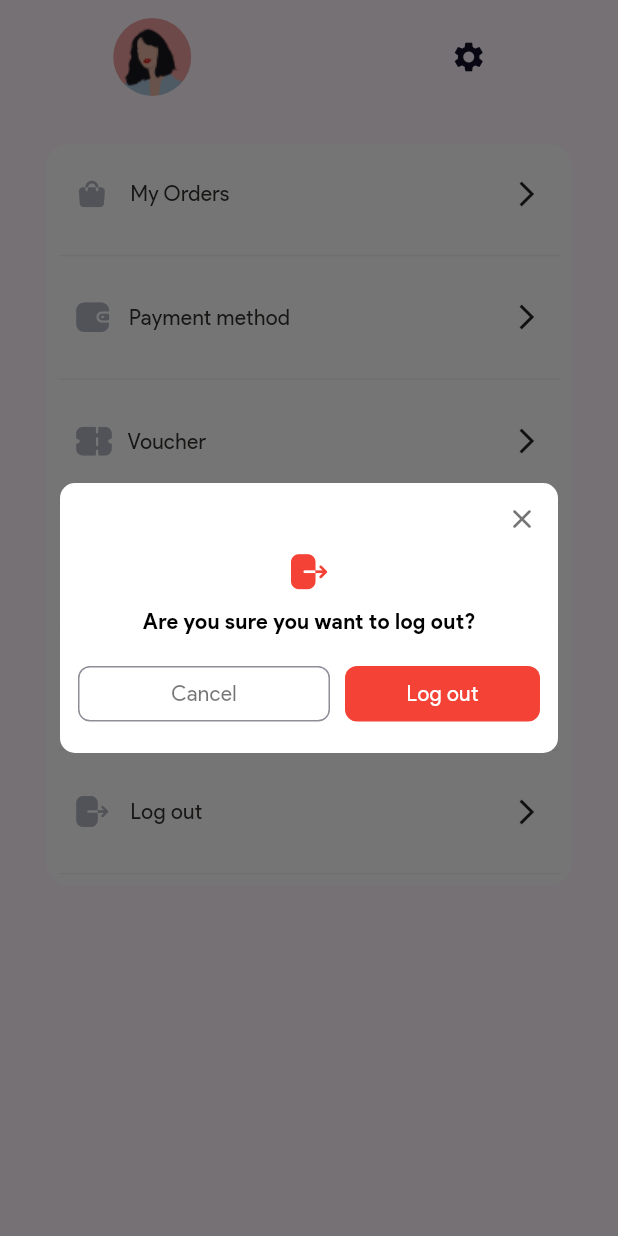
After one commit to Nilav2608/E-commerce-marketplace, a Flutter app: the AccountPage screen opened directly, after a tap on "Log out", on a phone screen of 412 x 824 dp. The commit adds this screen. Run offline on Flutter 3.47's test engine with Material 3 defaults, Android fonts, the phone set to English and light mode, and no system bars; our stand-ins replace bloc, carousel_indicator, carousel_slider, csc_picker, flutter_bloc, flutter_rating_bar and 7 more; missing offline and left inert: sliding_switch; accounts and stored records are empty; network calls fail; project files that could hold a hidden picture were left out.

Commit message:
Account page - with bloc inti Logout

```diff
--- a/lib/presentation/pages/account/account_page.dart
+++ b/lib/presentation/pages/account/account_page.dart
@@ -1,21 +1,68 @@
 import 'package:flutter/material.dart';
+import 'package:flutter_bloc/flutter_bloc.dart';
 import 'package:fluxestore/models/user_data_model.dart';
+import 'package:fluxestore/presentation/pages/account/bloc/account_page_bloc.dart';
+import 'package:fluxestore/presentation/pages/account/widgets/logout_dialog.dart';
 
 import 'package:fluxestore/presentation/reuseables/account_page_utils_row.dart';
+import 'package:shared_preferences/shared_preferences.dart';
 
 import '../../../utils/icons_constants/primary_icons_icons.dart';
 import '../../../utils/icons_constants/secondary_icons_icons.dart';
 
-class AccountPage extends StatelessWidget {
+class AccountPage extends StatefulWidget {
   final UserModel? userData;
   const AccountPage({super.key, required this.userData});
 
+  @override
+  State<AccountPage> createState() => _AccountPageState();
+}
+
+class _AccountPageState extends State<AccountPage> {
+  late SharedPreferences prefs;
+
+  initPrefs() async => prefs = await SharedPreferences.getInstance();
+
+  @override
+  void initState() {
+    super.initState();
+    initPrefs();
+  }
+
+  final AccountPageBloc accountPageBloc = AccountPageBloc();
   @override
   Widget build(BuildContext context) {
     final double screenWidth = MediaQuery.of(context).size.width;
     final double screenHeight = MediaQuery.of(context).size.height;
     return Scaffold(
-      body: Column(
+      body: BlocListener<AccountPageBloc, AccountPageState>(
+        bloc: accountPageBloc,
+        listener: (context, state) {
+          if (state is AccountPageLoadingState) {
+            showDialog(
+                context: context,
+                builder: (context) => const Center(
+                      child: CircularProgressIndicator(
+                        color: Colors.black87,
+                      ),
+                    ));
+          }
+          if (state is AccountPageLogOutConfirmationActionState) {
+            showDialog(
+                context: context,
+                builder: (context) =>
+                    LogOutConformationDialog(onLogout: () async {
+                      accountPageBloc
+                          .add(AccountPageLogoutConfirmedEvent(prefs: prefs));
+                      Navigator.of(context).pop();
+                    }));
+          }
+          if (state is LogoutSuccessActionState) {
+            Navigator.of(context)
+                .pushNamedAndRemoveUntil("Authentication", (route) => false);
+          }
+        },
+        child: Column(
           children: [
             Row(
               mainAxisAlignment: MainAxisAlignment.spaceAround,
@@ -37,7 +84,7 @@ class AccountPage extends StatelessWidget {
                           //   height: 45,
                           // ),
                           Text(
-                          userData!.userName ?? "Susane Pham",
+                            widget.userData!.userName ?? "Susane Pham",
                             style: const TextStyle(
                                 fontSize: 16, fontWeight: FontWeight.w700),
                           ),
@@ -45,7 +92,7 @@ class AccountPage extends StatelessWidget {
                             height: 5,
                           ),
                           Text(
-                          userData!.email ?? "sunieux@gmail.com",
+                            widget.userData!.email ?? "sunieux@gmail.com",
                             style: const TextStyle(
                                 fontSize: 12, fontWeight: FontWeight.w400),
                           )
@@ -116,7 +163,8 @@ class AccountPage extends StatelessWidget {
                         color: Color(0xffF3F3F6),
                       )),
                   AccountPageUtilsRow(
-                  onTap: () => Navigator.of(context).pushNamed("WishListPage"),
+                    onTap: () =>
+                        Navigator.of(context).pushNamed("WishListPage"),
                     icon: PrimaryIcons.heart,
                     text: "My Wishlist",
                     size: 23,
@@ -136,7 +184,10 @@ class AccountPage extends StatelessWidget {
                       child: Divider(
                         color: Color(0xffF3F3F6),
                       )),
-                const AccountPageUtilsRow(
+                  AccountPageUtilsRow(
+                    onTap: () {
+                      accountPageBloc.add(AccountPageLogOutEvent());
+                    },
                     icon: SecondaryIcons.logout,
                     text: "Log out",
                     size: 21,
@@ -151,6 +202,7 @@ class AccountPage extends StatelessWidget {
             )
           ],
         ),
+      ),
     );
   }
 }
--- /dev/null
+++ b/lib/presentation/pages/account/bloc/account_page_bloc.dart
@@ -0,0 +1,29 @@
+import 'dart:async';
+
+import 'package:bloc/bloc.dart';
+import 'package:meta/meta.dart';
+import 'package:shared_preferences/shared_preferences.dart';
+
+part 'account_page_event.dart';
+part 'account_page_state.dart';
+
+class AccountPageBloc extends Bloc<AccountPageEvent, AccountPageState> {
+  AccountPageBloc() : super(AccountPageInitial()) {
+    on<AccountPageLogOutEvent>(accountPageLogOutEvent);
+    on<AccountPageLogoutConfirmedEvent>(accountPageLogoutConfirmedEvent);
+  }
+
+  FutureOr<void> accountPageLogOutEvent(
+      AccountPageLogOutEvent event, Emitter<AccountPageState> emit) {
+    emit(AccountPageLogOutConfirmationActionState());
+  }
+
+  FutureOr<void> accountPageLogoutConfirmedEvent(
+      AccountPageLogoutConfirmedEvent event,
+      Emitter<AccountPageState> emit) async {
+    emit(AccountPageLoadingState());
+    await event.prefs.remove("token");
+    await Future.delayed(const Duration(seconds: 2));
+    emit(LogoutSuccessActionState());
+  }
+}
--- /dev/null
+++ b/lib/presentation/pages/account/bloc/account_page_event.dart
@@ -0,0 +1,14 @@
+part of 'account_page_bloc.dart';
+
+@immutable
+sealed class AccountPageEvent {}
+
+class AccountPageLogOutEvent extends AccountPageEvent {}
+
+class AccountPageNavigateToMyOrdersPageEvent extends AccountPageEvent {}
+
+class AccountPageLogoutConfirmedEvent extends AccountPageEvent {
+  final SharedPreferences prefs;
+
+  AccountPageLogoutConfirmedEvent({required this.prefs});
+}
--- /dev/null
+++ b/lib/presentation/pages/account/bloc/account_page_state.dart
@@ -0,0 +1,14 @@
+part of 'account_page_bloc.dart';
+
+@immutable
+sealed class AccountPageState {}
+
+final class AccountPageInitial extends AccountPageState {}
+
+abstract class AccountPageActionState extends AccountPageState{}
+
+class AccountPageLoadingState extends AccountPageActionState{}
+
+class AccountPageLogOutConfirmationActionState extends AccountPageActionState{}
+
+class LogoutSuccessActionState extends AccountPageActionState{}
--- /dev/null
+++ b/lib/presentation/pages/account/widgets/logout_dialog.dart
@@ -0,0 +1,121 @@
+
+
+import 'package:flutter/material.dart';
+import 'package:flutter_svg/flutter_svg.dart';
+
+import '../../../../utils/icons_constants/secondary_icons_icons.dart';
+
+class LogOutConformationDialog extends StatelessWidget {
+  final VoidCallback onLogout;
+  const LogOutConformationDialog({super.key, required this.onLogout});
+
+  @override
+  Widget build(BuildContext context) {
+    return Dialog(
+      elevation: 0,
+      shape: RoundedRectangleBorder(borderRadius: BorderRadius.circular(10)),
+      backgroundColor: Colors.white,
+      child: Container(
+        height: 180,
+        decoration: const BoxDecoration(color: Colors.transparent),
+        child: Column(
+          crossAxisAlignment: CrossAxisAlignment.center,
+          children: [
+            Row(
+              mainAxisAlignment: MainAxisAlignment.end,
+              children: [
+                IconButton(
+                  onPressed: () {
+                    Navigator.of(context).pop();
+                  },
+                  icon: SvgPicture.asset(
+                    "assets/images/Close.svg",
+                    height: 20,
+                    colorFilter: ColorFilter.mode(
+                      Colors.grey.shade600,
+                      BlendMode.srcIn,
+                    ),
+                  ),
+                ),
+              ],
+            ),
+           const Icon(
+            SecondaryIcons.logout,
+            color: Colors.red,
+            ),
+            const SizedBox(
+              height: 10,
+            ),
+            const Text(
+              "Are you sure you want to log out?",
+              style: TextStyle(
+                color: Colors.black,
+                fontSize: 14,
+                fontWeight: FontWeight.w700,
+              ),
+            ),
+            const SizedBox(
+              height: 20,
+            ),
+            Padding(
+              padding: const EdgeInsets.symmetric(horizontal:12.0),
+              child: Row(
+                mainAxisAlignment: MainAxisAlignment.spaceBetween,
+                children: [
+                  Expanded(
+                    child: InkWell(
+                      onTap: () => Navigator.of(context).pop(),
+                      child: Container(
+                        width: 130,
+                        height: 37,
+                        decoration: BoxDecoration(
+                          border: Border.all(color: const Color(0xff8D8E98)),
+                          borderRadius: BorderRadius.circular(8),
+                        ),
+                        child: const Center(
+                          child: Text(
+                            "Cancel",
+                            style: TextStyle(
+                              color: Colors.black54,
+                              fontSize: 14,
+                              fontWeight: FontWeight.w400,
+                            ),
+                          ),
+                        ),
+                      ),
+                    ),
+                  ),
+                  const SizedBox(
+                    width: 10,
+                  ),
+                  InkWell(
+                    onTap: onLogout,
+                    child: Container(
+                      width: 130,
+                      height: 37,
+                      decoration: BoxDecoration(
+                        // color: const Color(0xffD1293D),
+                        color:  Colors.red,
+                        borderRadius: BorderRadius.circular(8),
+                      ),
+                      child: const Center(
+                        child: Text(
+                          "Log out",
+                          style: TextStyle(
+                            color: Colors.white,
+                            fontSize: 14,
+                            fontWeight: FontWeight.w400,
+                          ),
+                        ),
+                      ),
+                    ),
+                  ),
+                ],
+              ),
+            )
+          ],
+        ),
+      ),
+    );
+  }
+}
```
Lines whose indentation alone changed are shown as unchanged.
